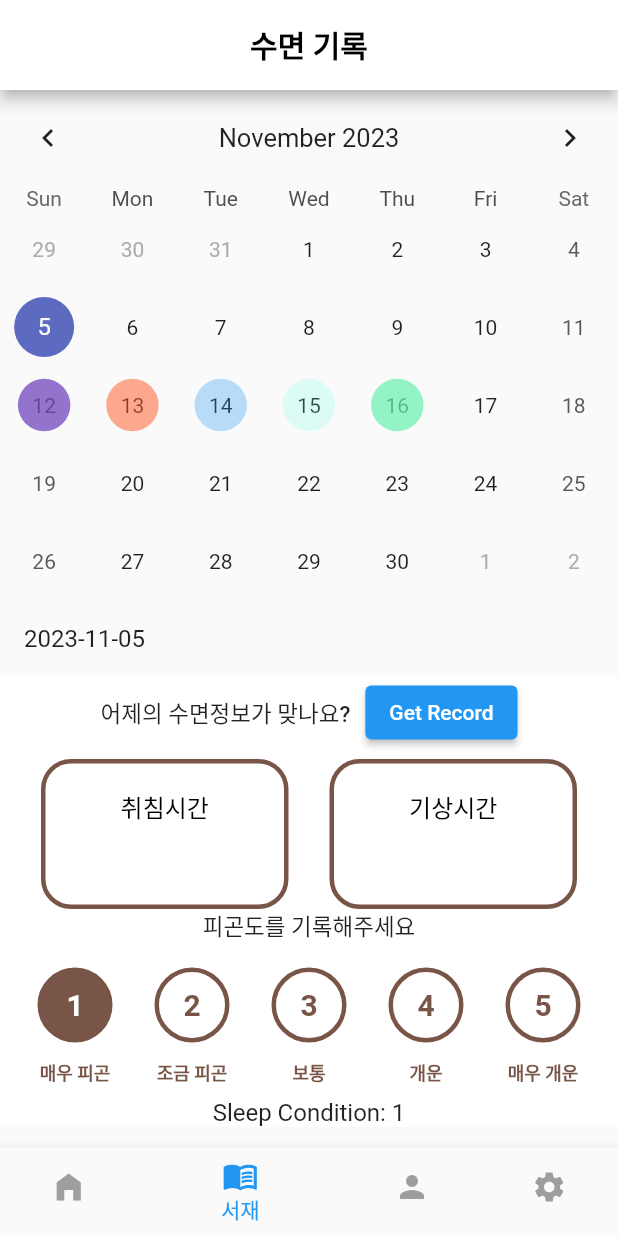
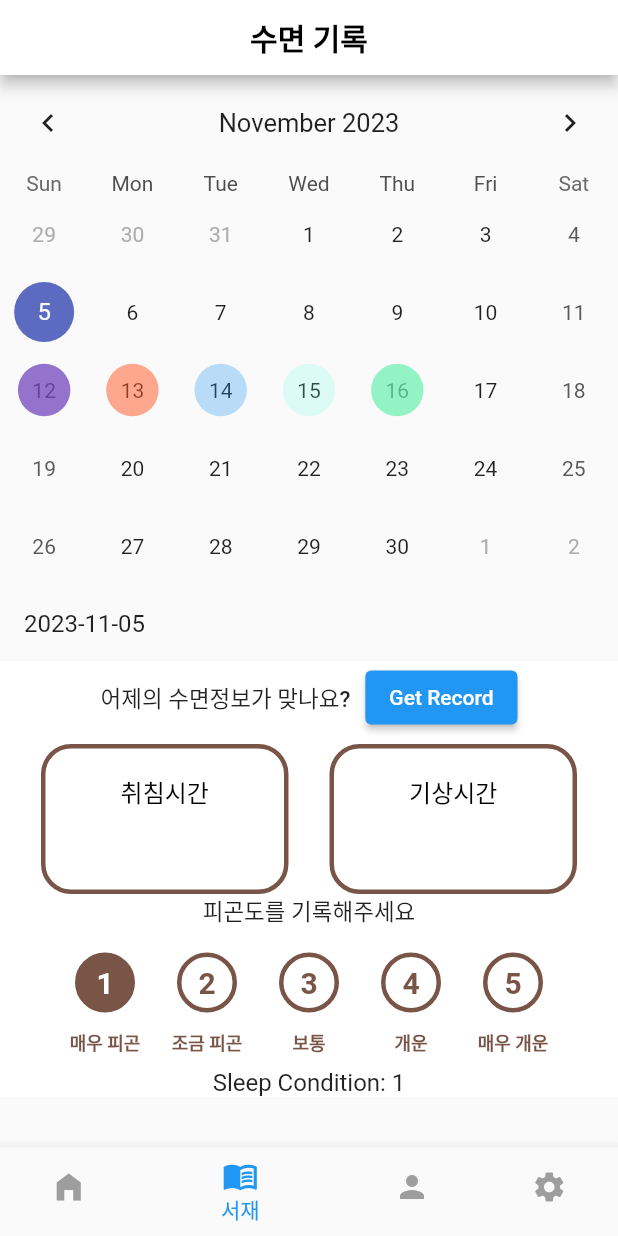
Before and after one commit to CoolCoolCoffee/CoolCoolCoffee, a Flutter app: the screen it shows after launch, item 2 of the bottom bar chosen, on a phone screen of 412 x 824 dp. Run offline on Flutter 3.47's test engine with Material 2 defaults, Android fonts, the phone set to English and light mode, and no system bars; drawn by our look-alikes of table_calendar; our stand-ins replace cloud_firestore, firebase_core, image_picker, timezone; missing offline and left inert: floating_action_bubble, flutter_health_connect, google_mlkit_text_recognition; accounts and stored records are empty.

Commit message:
크기 수정

```diff
--- a/CoolCoolCoffee_FrontEnd/lib/page/sleep/sleep_condition.dart
+++ b/CoolCoolCoffee_FrontEnd/lib/page/sleep/sleep_condition.dart
@@ -47,8 +47,8 @@ class _SleepConditionWidgetState extends State<SleepConditionWidget> {
                     children: [
                       Container(
                         margin: EdgeInsets.all(9),
-                        width: 60,
-                        height: 50,
+                        width: 50,
+                        height: 40,
                         decoration: BoxDecoration(
                           shape: BoxShape.circle,
                           color: selectedCondition == index + 1
--- a/CoolCoolCoffee_FrontEnd/lib/page/sleep/sleep_page.dart
+++ b/CoolCoolCoffee_FrontEnd/lib/page/sleep/sleep_page.dart
@@ -28,7 +28,7 @@ class _SleepPageState extends State<SleepPage> {
           ),
         ),
         backgroundColor: Colors.white,
-        toolbarHeight: 60,
+        toolbarHeight: 50,
         iconTheme: IconThemeData(color: Colors.white),
       ),
       body: Column(
```
